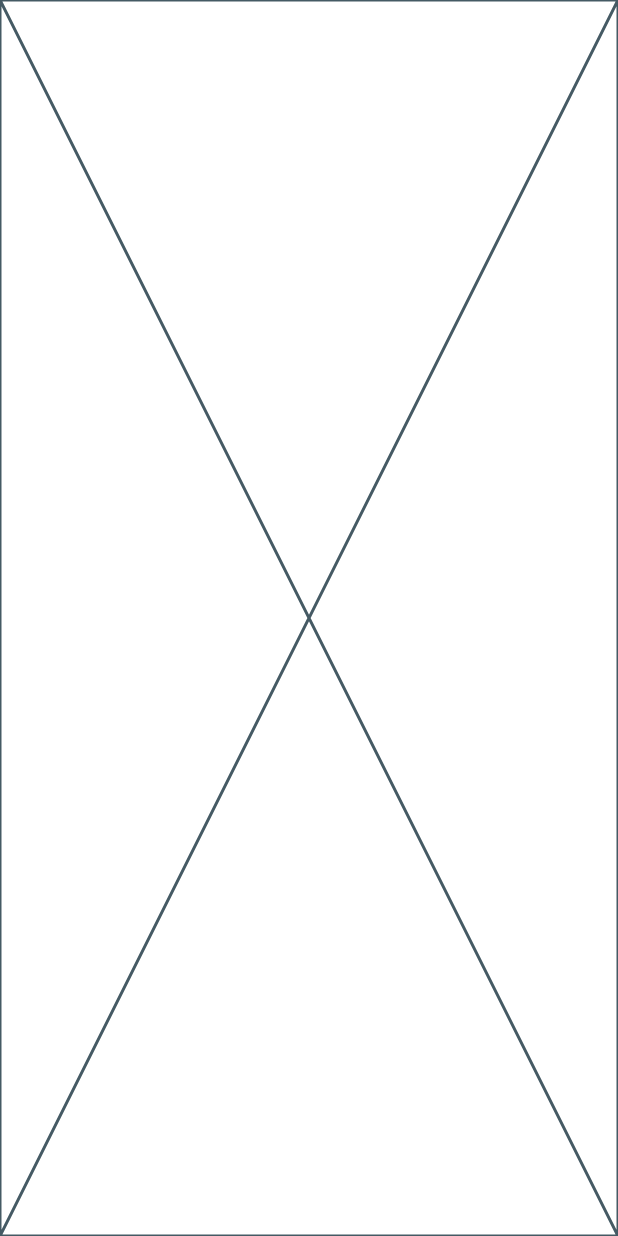
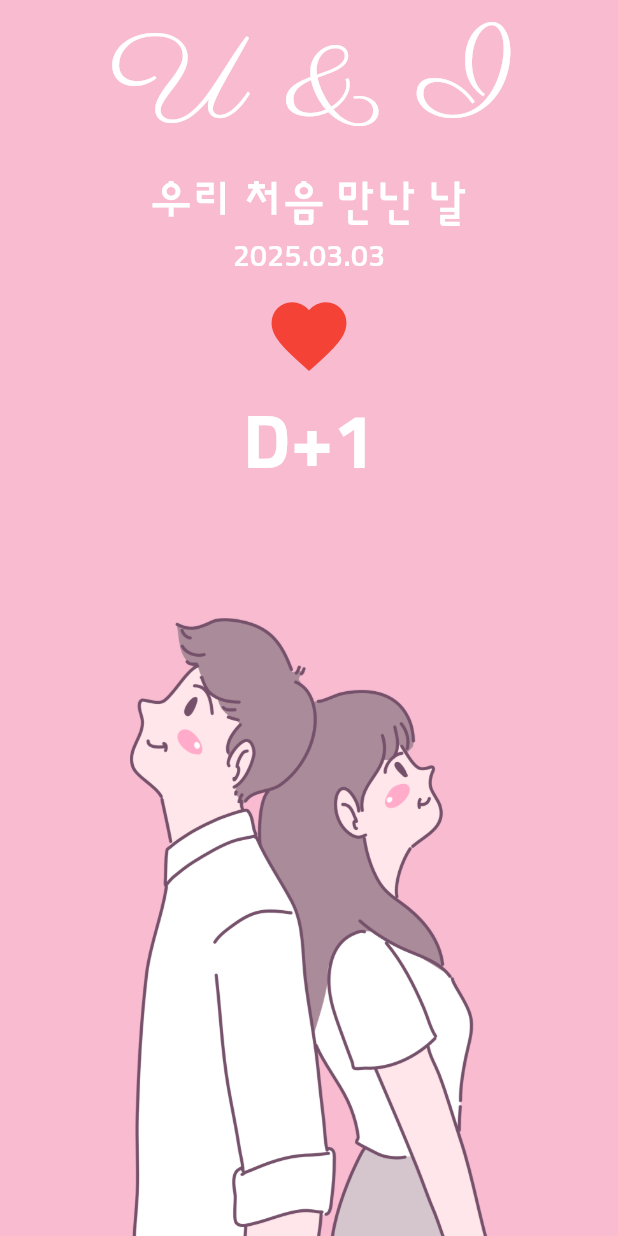
Before and after one commit to kamja44/Flutter_2025, a Flutter app: the screen it shows after launch, on a phone screen of 412 x 824 dp. Run offline on Flutter 3.47's test engine with Material 3 defaults, Android fonts, the phone set to English and light mode, and no system bars; our stand-ins replace webview_flutter.

Commit message:
U & I application 레이아웃 작업하기 with MediaQuery, 디자인 마무리하기

```diff
--- a/u_and_i/lib/screen/home_screen.dart
+++ b/u_and_i/lib/screen/home_screen.dart
@@ -5,6 +5,72 @@ class HomeScreen extends StatelessWidget {
 
   @override
   Widget build(BuildContext context) {
-    return const Placeholder();
+    return Scaffold(
+      backgroundColor: Colors.pink[100],
+      body: SafeArea(
+        bottom: false,
+        child: SizedBox(
+          width: MediaQuery.of(context).size.width,
+          child: Column(
+            children: [
+              Expanded(
+                flex: 1,
+                child: Container(
+                  child: Column(
+                    children: [
+                      Text(
+                        'U & I',
+                        style: TextStyle(
+                          color: Colors.white,
+                          fontFamily: 'parisienne',
+                          fontSize: 80,
+                        ),
+                      ),
+                      Text(
+                        '우리 처음 만난 날',
+                        style: TextStyle(
+                          color: Colors.white,
+                          fontSize: 30,
+                          fontFamily: 'sunflower',
+                        ),
+                      ),
+                      Text(
+                        '2025.03.03',
+                        style: TextStyle(
+                          color: Colors.white,
+                          fontFamily: 'sunflower',
+                          fontSize: 20,
+                        ),
+                      ),
+                      IconButton(
+                        iconSize: 60,
+                        color: Colors.red,
+                        onPressed: () {},
+                        icon: Icon(Icons.favorite),
+                      ),
+                      Text(
+                        'D+1',
+                        style: TextStyle(
+                          color: Colors.white,
+                          fontFamily: 'sunflower',
+                          fontWeight: FontWeight.w700,
+                          fontSize: 50,
+                        ),
+                      ),
+                    ],
+                  ),
+                ),
+              ),
+              Expanded(
+                flex: 1,
+                child: Container(
+                  child: Image.asset('asset/img/middle_image.png'),
+                ),
+              ),
+            ],
+          ),
+        ),
+      ),
+    );
   }
 }
```
